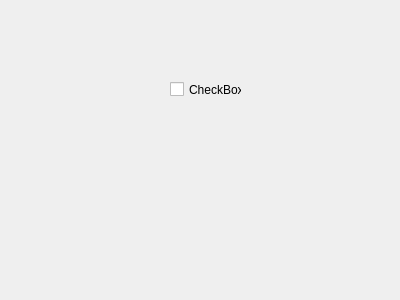
Above: src/internal/private/newquestdialog.ui from nclettiere/Quester before the change. Below: the same form after it.
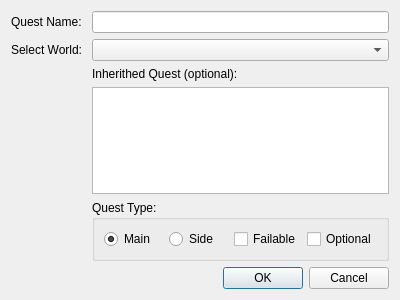
That is the form after the change.

Patch:
```diff
--- a/src/internal/private/newquestdialog.ui
+++ b/src/internal/private/newquestdialog.ui
@@ -13,19 +13,92 @@
   <property name="windowTitle">
    <string>Dialog</string>
   </property>
-  <widget class="QCheckBox" name="checkBox">
-   <property name="geometry">
-    <rect>
-     <x>170</x>
-     <y>80</y>
-     <width>72</width>
-     <height>19</height>
-    </rect>
-   </property>
-   <property name="text">
-    <string>CheckBox</string>
-   </property>
-  </widget>
+  <layout class="QGridLayout" name="gridLayout">
+   <item row="0" column="0">
+    <layout class="QFormLayout" name="formLayout">
+     <item row="0" column="0">
+      <widget class="QLabel" name="label">
+       <property name="text">
+        <string>Quest Name: </string>
+       </property>
+      </widget>
+     </item>
+     <item row="0" column="1">
+      <widget class="QLineEdit" name="lineEdit"/>
+     </item>
+     <item row="1" column="0">
+      <widget class="QLabel" name="label_2">
+       <property name="text">
+        <string>Select World: </string>
+       </property>
+      </widget>
+     </item>
+     <item row="1" column="1">
+      <widget class="QComboBox" name="comboBox"/>
+     </item>
+     <item row="2" column="1">
+      <widget class="QLabel" name="label_3">
+       <property name="text">
+        <string>Inherithed Quest (optional):</string>
+       </property>
+      </widget>
+     </item>
+     <item row="4" column="1">
+      <widget class="QGroupBox" name="groupBox">
+       <property name="title">
+        <string>Quest Type:</string>
+       </property>
+       <layout class="QHBoxLayout" name="horizontalLayout">
+        <item>
+         <widget class="QRadioButton" name="radioButton">
+          <property name="text">
+           <string>Main</string>
+          </property>
+          <property name="checked">
+           <bool>true</bool>
+          </property>
+         </widget>
+        </item>
+        <item>
+         <widget class="QRadioButton" name="radioButton_2">
+          <property name="text">
+           <string>Side</string>
+          </property>
+         </widget>
+        </item>
+        <item>
+         <widget class="QCheckBox" name="checkBox">
+          <property name="text">
+           <string>Failable</string>
+          </property>
+         </widget>
+        </item>
+        <item>
+         <widget class="QCheckBox" name="checkBox_2">
+          <property name="text">
+           <string>Optional</string>
+          </property>
+         </widget>
+        </item>
+       </layout>
+      </widget>
+     </item>
+     <item row="3" column="1">
+      <widget class="QListWidget" name="lstQuests"/>
+     </item>
+    </layout>
+   </item>
+   <item row="1" column="0">
+    <widget class="QDialogButtonBox" name="buttonBox">
+     <property name="standardButtons">
+      <set>QDialogButtonBox::Cancel|QDialogButtonBox::Ok</set>
+     </property>
+     <property name="centerButtons">
+      <bool>false</bool>
+     </property>
+    </widget>
+   </item>
+  </layout>
  </widget>
  <resources/>
  <connections/>
```
Left out of the diff: 19 changed lines with no effect on the pictures.
